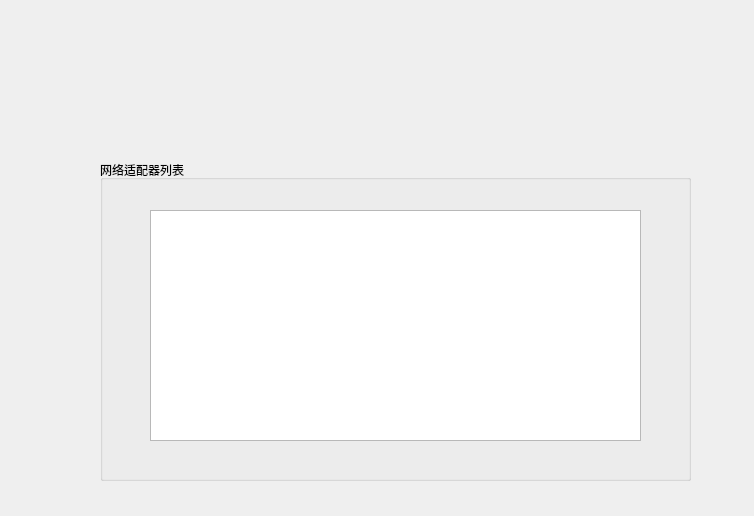
First picture: the form in parametersetttingdialog.ui, repository hzy-gitting/DMTJX-Teacher, before the edit.
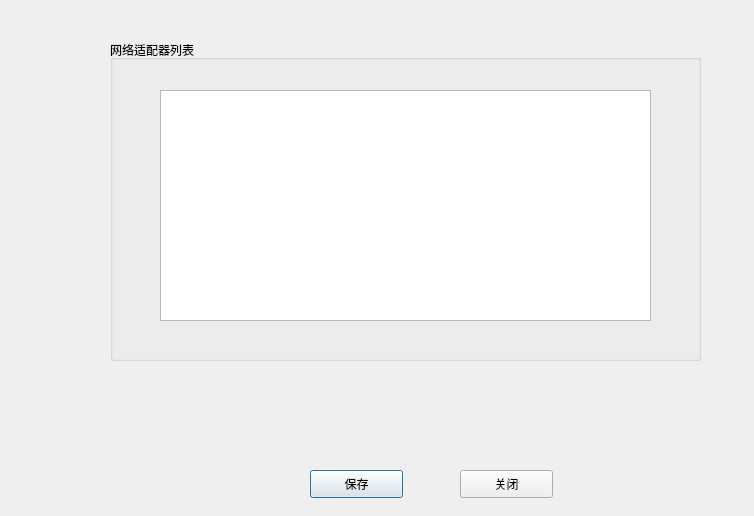
Second picture: the form after the edit.

The edit to the form file:
```diff
--- a/parametersetttingdialog.ui
+++ b/parametersetttingdialog.ui
@@ -16,8 +16,8 @@
   <widget class="QGroupBox" name="groupBox">
    <property name="geometry">
     <rect>
-     <x>100</x>
-     <y>160</y>
+     <x>110</x>
+     <y>40</y>
      <width>591</width>
      <height>321</height>
     </rect>
@@ -36,6 +36,32 @@
     </property>
    </widget>
   </widget>
+  <widget class="QPushButton" name="saveSettingBtn">
+   <property name="geometry">
+    <rect>
+     <x>310</x>
+     <y>470</y>
+     <width>93</width>
+     <height>28</height>
+    </rect>
+   </property>
+   <property name="text">
+    <string>保存</string>
+   </property>
+  </widget>
+  <widget class="QPushButton" name="closeBtn">
+   <property name="geometry">
+    <rect>
+     <x>460</x>
+     <y>470</y>
+     <width>93</width>
+     <height>28</height>
+    </rect>
+   </property>
+   <property name="text">
+    <string>关闭</string>
+   </property>
+  </widget>
  </widget>
  <resources/>
  <connections/>
```
